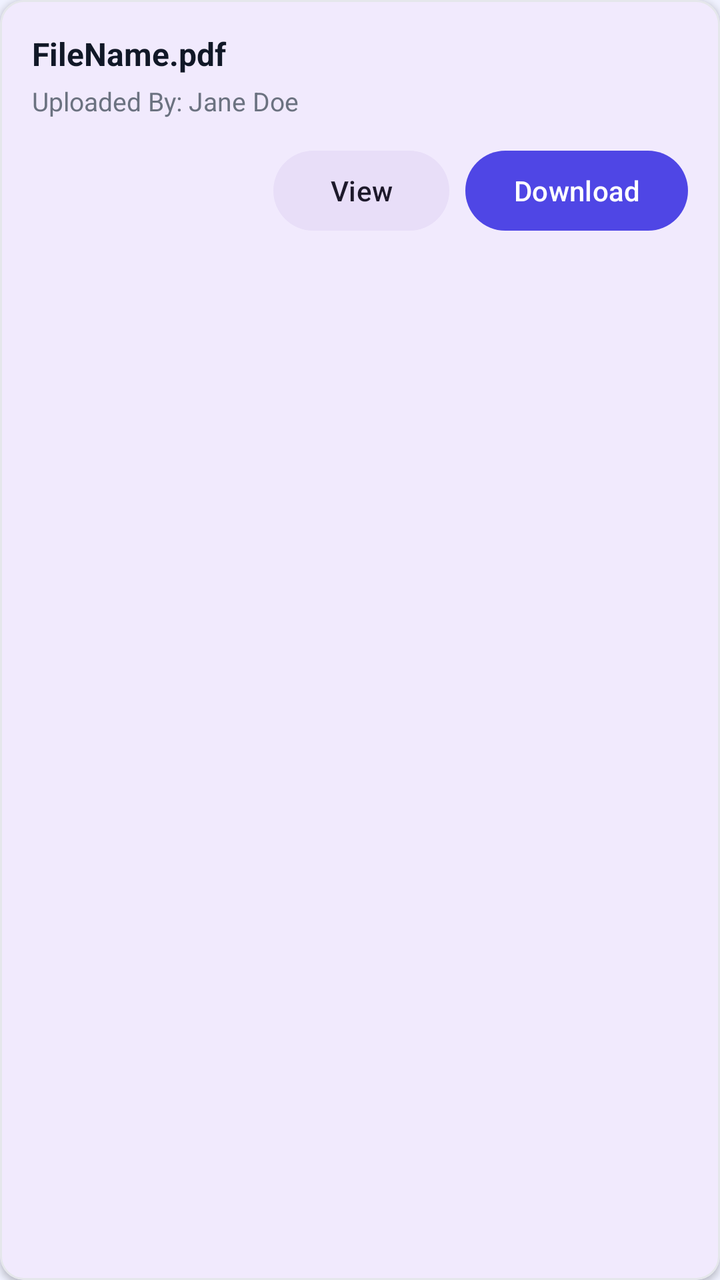
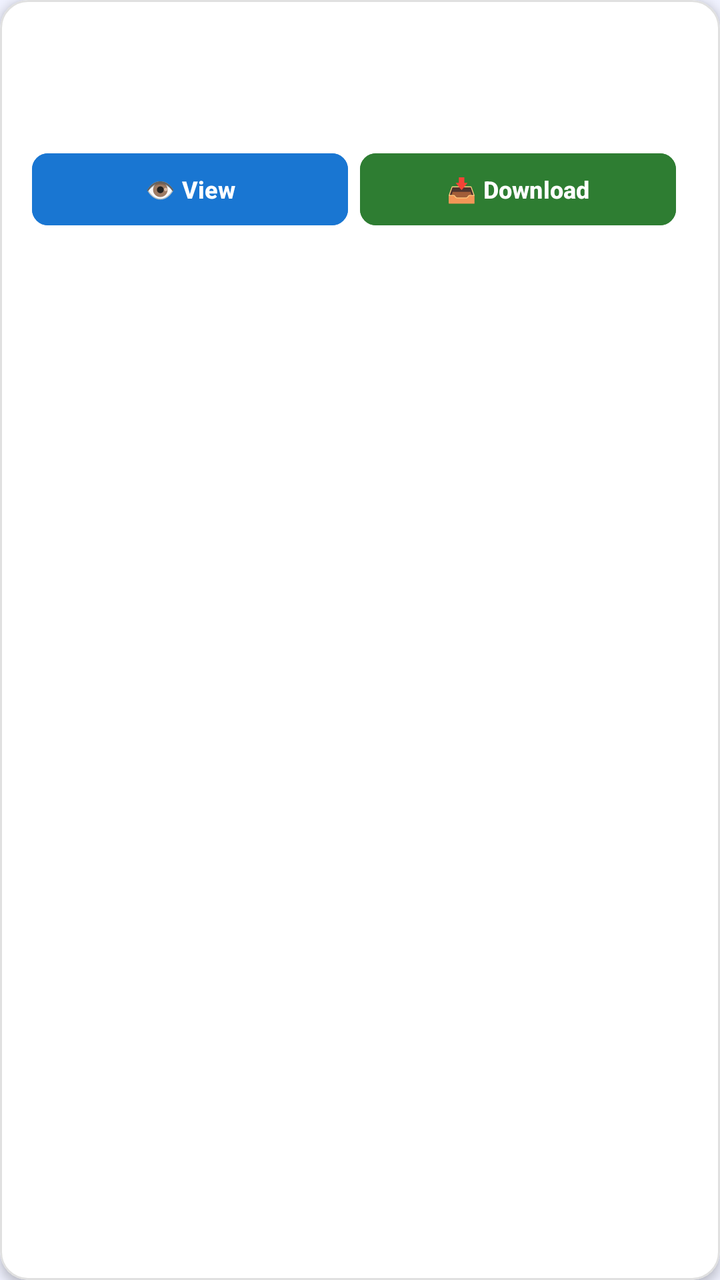

Screens rendered from an Android XML layout before and after an edit, with the pre-edit source and the edit as a unified diff.
<!-- AndroidManifest.xml: application theme Theme.SkillSync -->
<!-- res/layout/item_pdf.xml -->
<?xml version="1.0" encoding="utf-8"?>
<com.google.android.material.card.MaterialCardView xmlns:android="http://schemas.android.com/apk/res/android"
    xmlns:app="http://schemas.android.com/apk/res-auto"
    android:layout_width="match_parent"
    android:layout_height="wrap_content"
    android:layout_margin="8dp"
    app:cardCornerRadius="12dp"
    app:cardElevation="2dp"
    app:strokeColor="@color/border"
    app:strokeWidth="1dp">

    <LinearLayout
        android:layout_width="match_parent"
        android:layout_height="wrap_content"
        android:orientation="vertical"
        android:padding="16dp">

        <TextView
            android:id="@+id/tvPdfName"
            android:layout_width="match_parent"
            android:layout_height="wrap_content"
            android:text="FileName.pdf"
            android:textColor="@color/text_primary"
            android:textSize="16sp"
            android:textStyle="bold"
            android:layout_marginBottom="4dp"/>

        <TextView
            android:id="@+id/tvPdfUploader"
            android:layout_width="match_parent"
            android:layout_height="wrap_content"
            android:text="Uploaded By: Jane Doe"
            android:textColor="@color/text_secondary"
            android:textSize="13sp"
            android:layout_marginBottom="12dp"/>

        <LinearLayout
            android:layout_width="match_parent"
            android:layout_height="wrap_content"
            android:orientation="horizontal"
            android:gravity="end">

            <com.google.android.material.button.MaterialButton
                android:id="@+id/btnViewPdf"
                style="@style/Widget.Material3.Button.TonalButton"
                android:layout_width="wrap_content"
                android:layout_height="wrap_content"
                android:text="View" />

            <com.google.android.material.button.MaterialButton
                android:id="@+id/btnDownloadPdf"
                style="@style/Widget.Material3.Button"
                android:layout_width="wrap_content"
                android:layout_height="wrap_content"
                android:text="Download"
                android:layout_marginLeft="8dp"/>
        </LinearLayout>

    </LinearLayout>
</com.google.android.material.card.MaterialCardView>
<!-- resources referenced by this layout -->
<resources>
  <color name="border">#E5E7EB</color>
  <color name="text_primary">#111827</color>
  <color name="text_secondary">#6B7280</color>
  <style name="Theme.SkillSync" parent="Theme.Material3.DayNight.NoActionBar">
          
          <item name="colorPrimary">@color/primary</item>
          <item name="colorOnPrimary">@color/white</item>
          
          <item name="colorSecondary">@color/secondary</item>
          <item name="colorOnSecondary">@color/white</item>
          
          <item name="android:statusBarColor">@color/primary</item>
          <item name="android:windowBackground">@color/background</item>
      </style>
  <color name="primary">#4F46E5</color>
  <color name="white">#FFFFFFFF</color>
  <color name="secondary">#9333EA</color>
  <color name="background">#F0F2FF</color>
</resources>

<!-- the commit's change to res/layout/item_pdf.xml (unified diff, before → after) -->
@@ -3,10 +3,12 @@
     xmlns:app="http://schemas.android.com/apk/res-auto"
     android:layout_width="match_parent"
     android:layout_height="wrap_content"
-    android:layout_margin="8dp"
-    app:cardCornerRadius="12dp"
-    app:cardElevation="2dp"
-    app:strokeColor="@color/border"
+    android:layout_marginHorizontal="12dp"
+    android:layout_marginVertical="6dp"
+    app:cardCornerRadius="14dp"
+    app:cardElevation="3dp"
+    app:cardBackgroundColor="#FFFFFF"
+    app:strokeColor="#E0E0E0"
     app:strokeWidth="1dp">
 
     <LinearLayout
@@ -19,9 +21,8 @@
             android:id="@+id/tvPdfName"
             android:layout_width="match_parent"
             android:layout_height="wrap_content"
-            android:text="FileName.pdf"
-            android:textColor="@color/text_primary"
-            android:textSize="16sp"
+            android:textColor="#1A1A2E"
+            android:textSize="15sp"
             android:textStyle="bold"
             android:layout_marginBottom="4dp"/>
 
@@ -29,31 +30,61 @@
             android:id="@+id/tvPdfUploader"
             android:layout_width="match_parent"
             android:layout_height="wrap_content"
-            android:text="Uploaded By: Jane Doe"
-            android:textColor="@color/text_secondary"
-            android:textSize="13sp"
-            android:layout_marginBottom="12dp"/>
+            android:textColor="#666666"
+            android:textSize="12sp"
+            android:layout_marginBottom="16dp"/>
 
         <LinearLayout
             android:layout_width="match_parent"
             android:layout_height="wrap_content"
             android:orientation="horizontal"
-            android:gravity="end">
+            android:gravity="center_vertical">
 
+            
             <com.google.android.material.button.MaterialButton
                 android:id="@+id/btnViewPdf"
-                style="@style/Widget.Material3.Button.TonalButton"
-                android:layout_width="wrap_content"
-                android:layout_height="wrap_content"
-                android:text="View" />
+                style="@style/Widget.Material3.Button"
+                android:layout_width="0dp"
+                android:layout_height="44dp"
+                android:layout_weight="1"
+                android:text="👁 View"
+                android:textSize="12sp"
+                android:textStyle="bold"
+                android:backgroundTint="#1976D2"
+                android:textColor="#FFFFFF"
+                android:layout_marginEnd="6dp"
+                app:cornerRadius="8dp" />
 
+            
             <com.google.android.material.button.MaterialButton
                 android:id="@+id/btnDownloadPdf"
                 style="@style/Widget.Material3.Button"
-                android:layout_width="wrap_content"
-                android:layout_height="wrap_content"
-                android:text="Download"
-                android:layout_marginLeft="8dp"/>
+                android:layout_width="0dp"
+                android:layout_height="44dp"
+                android:layout_weight="1"
+                android:text="📥 Download"
+                android:textSize="12sp"
+                android:textStyle="bold"
+                android:backgroundTint="#2E7D32"
+                android:textColor="#FFFFFF"
+                android:layout_marginEnd="6dp"
+                app:cornerRadius="8dp" />
+
+            
+            <com.google.android.material.button.MaterialButton
+                android:id="@+id/btnDeletePdf"
+                style="@style/Widget.Material3.Button"
+                android:layout_width="0dp"
+                android:layout_height="44dp"
+                android:layout_weight="1"
+                android:text="🗑 Delete"
+                android:textSize="12sp"
+                android:textStyle="bold"
+                android:backgroundTint="#D32F2F"
+                android:textColor="#FFFFFF"
+                android:visibility="gone"
+                app:cornerRadius="8dp" />
+
         </LinearLayout>
 
     </LinearLayout>
<!-- resource entries referenced after the edit -->
@@ -1,8 +1,5 @@
 <!-- resources referenced by this layout -->
 <resources>
-  <color name="border">#E5E7EB</color>
-  <color name="text_primary">#111827</color>
-  <color name="text_secondary">#6B7280</color>
   <style name="Theme.SkillSync" parent="Theme.Material3.DayNight.NoActionBar">
           
           <item name="colorPrimary">@color/primary</item>
